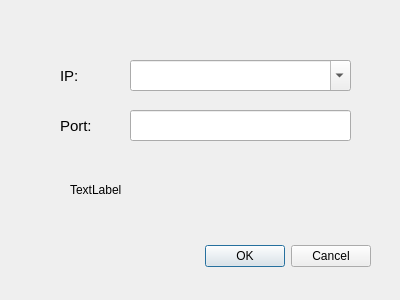
This is connectDialog.ui in hdkhang6803/PC_Remote_Control as Qt 5 draws it before an edit. The edited form follows.
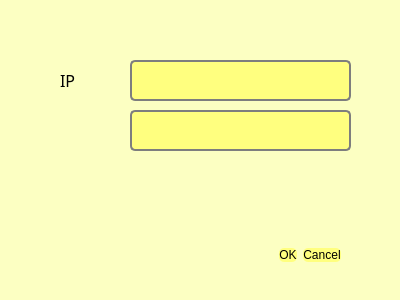
This is the edited form.

Diff of the .ui file:
```diff
--- a/connectDialog.ui
+++ b/connectDialog.ui
@@ -13,15 +13,24 @@
   <property name="windowTitle">
    <string>Connect to a server</string>
   </property>
-  <widget class="QDialogButtonBox" name="buttonBox">
+  <property name="styleSheet">
+   <string notr="true">background: rgb(252, 255, 194);
+border-radius: 5;</string>
+  </property>
+  <widget class="QDialogButtonBox" name="confirmButton">
    <property name="geometry">
     <rect>
      <x>30</x>
      <y>240</y>
-     <width>341</width>
-     <height>32</height>
+     <width>311</width>
+     <height>31</height>
     </rect>
    </property>
+   <property name="styleSheet">
+    <string notr="true">font: 500 10pt &quot;UTM Avo&quot;;
+font-color: rgb(255, 255, 255);
+background-color: rgb(255, 255, 127);</string>
+   </property>
    <property name="orientation">
     <enum>Qt::Horizontal</enum>
    </property>
@@ -34,48 +43,23 @@
     <rect>
      <x>60</x>
      <y>60</y>
-     <width>63</width>
-     <height>31</height>
+     <width>41</width>
+     <height>41</height>
     </rect>
    </property>
    <property name="font">
     <font>
-     <pointsize>11</pointsize>
+     <family>UTM Avo</family>
+     <pointsize>12</pointsize>
+     <italic>false</italic>
+     <bold>false</bold>
     </font>
    </property>
-   <property name="text">
-    <string>IP:</string>
+   <property name="styleSheet">
+    <string notr="true">font: 500 12pt &quot;UTM Avo&quot;;</string>
    </property>
-  </widget>
-  <widget class="QLabel" name="serverPort">
-   <property name="geometry">
-    <rect>
-     <x>60</x>
-     <y>110</y>
-     <width>63</width>
-     <height>31</height>
-    </rect>
-   </property>
-   <property name="font">
-    <font>
-     <pointsize>11</pointsize>
-    </font>
-   </property>
    <property name="text">
-    <string>Port:</string>
-   </property>
-  </widget>
-  <widget class="QComboBox" name="serverIpBox">
-   <property name="geometry">
-    <rect>
-     <x>130</x>
-     <y>60</y>
-     <width>221</width>
-     <height>31</height>
-    </rect>
-   </property>
-   <property name="editable">
-    <bool>true</bool>
+    <string>IP</string>
    </property>
   </widget>
   <widget class="QLineEdit" name="serverPortBox">
@@ -84,21 +68,28 @@
      <x>130</x>
      <y>110</y>
      <width>221</width>
-     <height>31</height>
+     <height>41</height>
     </rect>
    </property>
+   <property name="styleSheet">
+    <string notr="true">border: 2px solid rgb(126, 126, 126);
+background-color: rgb(255, 255, 127);
+border-radius: 5px;</string>
+   </property>
   </widget>
-  <widget class="QLabel" name="status">
+  <widget class="QLineEdit" name="IPinput">
    <property name="geometry">
     <rect>
-     <x>70</x>
-     <y>180</y>
-     <width>63</width>
-     <height>20</height>
+     <x>130</x>
+     <y>60</y>
+     <width>221</width>
+     <height>41</height>
     </rect>
    </property>
-   <property name="text">
-    <string>TextLabel</string>
+   <property name="styleSheet">
+    <string notr="true">border: 2px solid rgb(126, 126, 126);
+background-color: rgb(255, 255, 127);
+border-radius: 5px;</string>
    </property>
   </widget>
  </widget>
```
Left out of the diff: 4 changed lines with no effect on the pictures.
